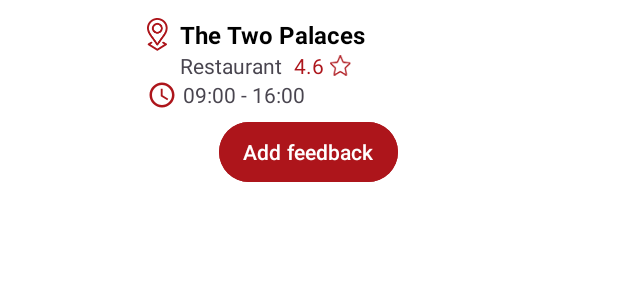
After one commit to MaghrebTrip/maghrebtrip-mobile, an Android app: the layout maps_info_window.xml on its own in the app's theme, with its tools: preview values and no code run, on a phone screen of 412 x 824 dp. The commit adds this screen. Shown: the top 300 px of the screen. Run offline under Robolectric (Android 15) with nearby library versions, the phone set to English and light mode, and no system bars.

Commit message:
Customize maps infoWindow

```diff
--- a/app/src/main/java/com/maghrebtrip/activities/MapsActivity.java
+++ b/app/src/main/java/com/maghrebtrip/activities/MapsActivity.java
@@ -1,5 +1,7 @@
 package com.maghrebtrip.activities;
 
+import androidx.annotation.NonNull;
+import androidx.annotation.Nullable;
 import androidx.core.app.ActivityCompat;
 import androidx.core.content.ContextCompat;
 import androidx.fragment.app.FragmentActivity;
@@ -7,8 +9,11 @@ import androidx.fragment.app.FragmentActivity;
 import android.Manifest;
 import android.content.pm.PackageManager;
 import android.graphics.Color;
+import android.nfc.Tag;
 import android.os.Bundle;
+import android.view.View;
 import android.view.Window;
+import android.widget.TextView;
 import android.widget.Toast;
 
 import com.google.android.gms.maps.CameraUpdate;
@@ -28,13 +33,47 @@ import com.maghrebtrip.models.CustomAttraction;
 import java.util.ArrayList;
 import java.util.List;
 
-public class MapsActivity extends FragmentActivity implements OnMapReadyCallback {
+public class MapsActivity extends FragmentActivity implements
+        OnMapReadyCallback,
+        GoogleMap.OnInfoWindowClickListener {
 
     private GoogleMap mMap;
     private ActivityMapsBinding binding;
 
     private final static int LOCATION_REQUEST_CODE = 23;
     boolean locationPermission = false;
+
+    class MapsInfoWindowAdapter implements GoogleMap.InfoWindowAdapter {
+
+        private final View mWindow;
+
+        MapsInfoWindowAdapter() {
+            mWindow = getLayoutInflater().inflate(R.layout.maps_info_window, null);
+        }
+
+        @Nullable
+        @Override
+        public View getInfoContents(@NonNull Marker marker) {
+            CustomAttraction attraction = (CustomAttraction) marker.getTag();
+            if (attraction != null) {
+                TextView attractionName = mWindow.findViewById(R.id.attractionName);
+                attractionName.setText(attraction.getName());
+                TextView attractionType = mWindow.findViewById(R.id.attractionType);
+                attractionType.setText(attraction.getType());
+                TextView attractionRating = mWindow.findViewById(R.id.attractionRating);
+                attractionRating.setText(String.format("%s", attraction.getRating()));
+                TextView attractionOpeningHours = mWindow.findViewById(R.id.attractionOpeningHours);
+                attractionOpeningHours.setText(String.format("%s - %s", "09:00", "16:00"));
+            }
+            return mWindow;
+        }
+
+        @Nullable
+        @Override
+        public View getInfoWindow(@NonNull Marker marker) {
+            return null;
+        }
+    }
 
     @Override
     protected void onCreate(Bundle savedInstanceState) {
@@ -94,10 +133,9 @@ public class MapsActivity extends FragmentActivity implements OnMapReadyCallback
             double longitude = Double.parseDouble(coordinates[1]);
             LatLng latLng = new LatLng(latitude, longitude);
             Marker marker;
-            marker = mMap.addMarker(new MarkerOptions()
-                    .position(latLng)
-                    .title(attraction.getName()));
-            marker.setTag(0);
+            marker = mMap.addMarker(new MarkerOptions().position(latLng));
+            assert marker != null;
+            marker.setTag(attraction);
             coordinatesList.add(latLng);
         }
 
@@ -108,11 +146,19 @@ public class MapsActivity extends FragmentActivity implements OnMapReadyCallback
                 .color(Color.RED);
         mMap.addPolyline(polylineOptions);
 
-        // mMap.moveCamera(CameraUpdateFactory.newLatLng(coordinatesList.get(0)));
-
         CameraUpdate cameraUpdate = CameraUpdateFactory.newLatLngZoom(
                 coordinatesList.get(0), 16f);
         mMap.animateCamera(cameraUpdate);
+
+        mMap.setInfoWindowAdapter(new MapsInfoWindowAdapter());
+
+        mMap.setOnInfoWindowClickListener(this);
+    }
+
+    @Override
+    public void onInfoWindowClick(Marker marker) {
+        Toast.makeText(this, "Info window clicked",
+                Toast.LENGTH_SHORT).show();
     }
 
 //    private void getRoutes() throws IOException {
--- /dev/null
+++ b/app/src/main/res/layout/maps_info_window.xml
@@ -0,0 +1,104 @@
+<?xml version="1.0" encoding="utf-8"?>
+<androidx.constraintlayout.widget.ConstraintLayout xmlns:android="http://schemas.android.com/apk/res/android"
+    xmlns:app="http://schemas.android.com/apk/res-auto"
+    android:layout_width="match_parent"
+    android:layout_height="match_parent">
+
+    <LinearLayout
+        android:layout_width="wrap_content"
+        app:layout_constraintWidth_min="240dp"
+        android:layout_height="wrap_content"
+        android:orientation="vertical"
+        android:padding="12dp"
+        app:layout_constraintEnd_toEndOf="parent"
+        app:layout_constraintStart_toStartOf="parent"
+        app:layout_constraintTop_toTopOf="parent">
+
+        <androidx.constraintlayout.widget.ConstraintLayout
+            android:layout_width="match_parent"
+            android:layout_height="wrap_content">
+
+            <ImageView
+                android:id="@+id/imageView"
+                android:layout_width="wrap_content"
+                android:layout_height="wrap_content"
+                android:src="@drawable/location"
+                android:tint="@color/cornel_red"
+                app:layout_constraintStart_toStartOf="parent"
+                app:layout_constraintTop_toTopOf="parent"
+                app:tint="@color/cornel_red" />
+
+            <TextView
+                android:id="@+id/attractionName"
+                android:layout_width="wrap_content"
+                android:layout_height="wrap_content"
+                android:layout_marginStart="8dp"
+                android:text="The Two Palaces"
+                android:textColor="@color/black"
+                android:textSize="16sp"
+                android:textStyle="bold"
+                app:layout_constraintStart_toEndOf="@+id/imageView"
+                app:layout_constraintTop_toTopOf="parent" />
+
+            <LinearLayout
+                android:layout_width="wrap_content"
+                android:layout_height="wrap_content"
+                android:layout_marginStart="8dp"
+                app:layout_constraintStart_toEndOf="@+id/imageView"
+                app:layout_constraintTop_toBottomOf="@+id/attractionName">
+
+                <TextView
+                    android:id="@+id/attractionType"
+                    android:layout_width="wrap_content"
+                    android:layout_height="wrap_content"
+                    android:layout_marginEnd="8dp"
+                    android:text="Restaurant" />
+
+                <TextView
+                    android:id="@+id/attractionRating"
+                    android:layout_width="wrap_content"
+                    android:layout_height="wrap_content"
+                    android:layout_marginEnd="4dp"
+                    android:text="4.6"
+                    android:textColor="@color/cornel_red" />
+
+                <ImageView
+                    android:layout_width="14dp"
+                    android:layout_height="14dp"
+                    android:layout_gravity="center"
+                    android:src="@drawable/star"
+                    android:tint="@color/cornel_red"
+                    app:tint="@color/cornel_red" />
+            </LinearLayout>
+        </androidx.constraintlayout.widget.ConstraintLayout>
+
+        <LinearLayout
+            android:layout_width="match_parent"
+            android:layout_height="wrap_content">
+            <ImageView
+                android:layout_width="wrap_content"
+                android:layout_height="wrap_content"
+                android:src="@drawable/time_20"
+                android:layout_marginEnd="4dp"
+                app:tint="@color/cornel_red"
+                android:tint="@color/cornel_red"/>
+            <TextView
+                android:id="@+id/attractionOpeningHours"
+                android:layout_width="wrap_content"
+                android:layout_height="wrap_content"
+                android:text="09:00 - 16:00"/>
+        </LinearLayout>
+
+        <Button
+            android:id="@+id/addFeedbackbtn"
+            android:layout_width="wrap_content"
+            android:layout_height="wrap_content"
+            android:layout_gravity="center"
+            android:layout_marginTop="4dp"
+            android:paddingHorizontal="16dp"
+            android:backgroundTint="@color/cornel_red"
+            android:textColor="@color/white"
+            android:text="Add feedback"/>
+    </LinearLayout>
+
+</androidx.constraintlayout.widget.ConstraintLayout>
```
